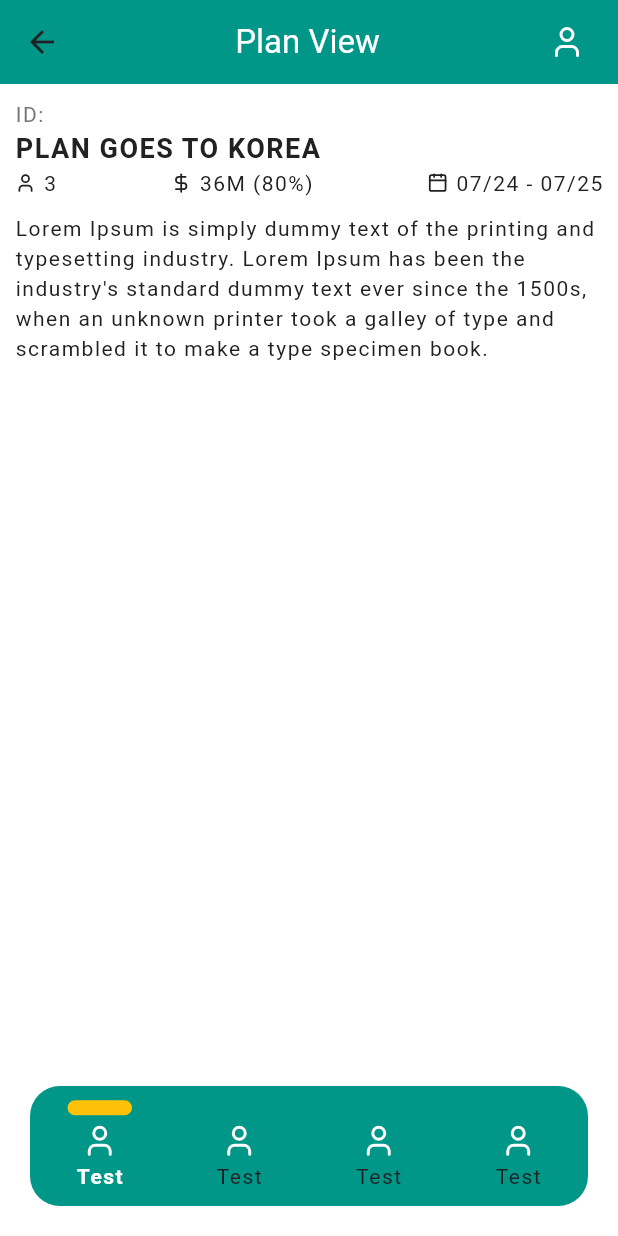
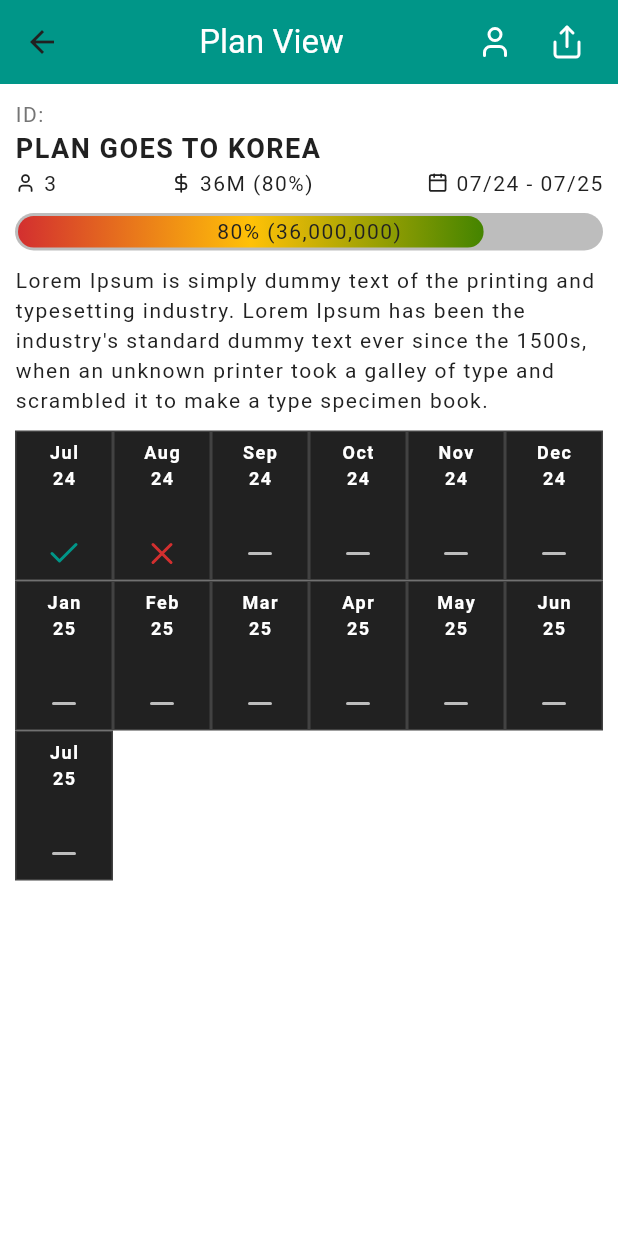
Before and after one commit to billyinferno/simple_budget, a Flutter app: the PlanViewPage screen opened directly with empty values, on a phone screen of 412 x 824 dp. Run offline on Flutter 3.47's test engine with Material 3 defaults, Android fonts, the phone set to English and light mode, and no system bars; our stand-ins replace flutter_dotenv, flutter_lucide, flutter_secure_storage, go_router, hive_flutter, logger; missing offline and left inert: super_clipboard; accounts and stored records are empty; Roboto replaces fonts that are missing (--apple-system).

Commit message:
Continue the plan view design, and rename the plan add and plan edit into plan item as we will access add/edit/delete in single page instead separate.

```diff
--- a/lib/globals.dart
+++ b/lib/globals.dart
@@ -1,8 +1,13 @@
 import 'package:flutter_dotenv/flutter_dotenv.dart';
+import 'package:intl/intl.dart';
 
 class Globals {
   static String apiURL = (dotenv.env['API_URL'] ?? 'http://192.168.1.176:1337/');
   static int apiTimeOut = 30;
 
   static String appVersion = (dotenv.env['APP_VERSION'] ?? '0.0.1');
+  static DateFormat dfYYMM = DateFormat('yy/MM');
+  static DateFormat dfMon = DateFormat('MMM');
+  static DateFormat dfYY = DateFormat('yy');
+  static DateFormat dfyyyyMMdd = DateFormat('yyyy-MM-dd');
 }
--- a/lib/pages/plan/plan_add.dart
+++ /dev/null
@@ -1,15 +0,0 @@
-import 'package:flutter/material.dart';
-
-class PlanAddPage extends StatefulWidget {
-  const PlanAddPage({super.key});
-
-  @override
-  State<PlanAddPage> createState() => _PlanAddPageState();
-}
-
-class _PlanAddPageState extends State<PlanAddPage> {
-  @override
-  Widget build(BuildContext context) {
-    return const Placeholder();
-  }
-}
--- a/lib/pages/plan/plan_edit.dart
+++ /dev/null
@@ -1,15 +0,0 @@
-import 'package:flutter/material.dart';
-
-class PlanEditPage extends StatefulWidget {
-  const PlanEditPage({super.key});
-
-  @override
-  State<PlanEditPage> createState() => _PlanEditPageState();
-}
-
-class _PlanEditPageState extends State<PlanEditPage> {
-  @override
-  Widget build(BuildContext context) {
-    return const Placeholder();
-  }
-}
--- /dev/null
+++ b/lib/pages/plan/plan_item.dart
@@ -0,0 +1,15 @@
+import 'package:flutter/material.dart';
+
+class PlanItemPage extends StatefulWidget {
+  const PlanItemPage({super.key});
+
+  @override
+  State<PlanItemPage> createState() => _PlanItemPageState();
+}
+
+class _PlanItemPageState extends State<PlanItemPage> {
+  @override
+  Widget build(BuildContext context) {
+    return const Placeholder();
+  }
+}
--- a/lib/pages/plan/plan_view.dart
+++ b/lib/pages/plan/plan_view.dart
@@ -2,6 +2,7 @@ import 'package:flutter/material.dart';
 import 'package:flutter_lucide/flutter_lucide.dart';
 import 'package:go_router/go_router.dart';
 import 'package:simple_budget/_index.g.dart';
+import 'package:simple_budget/widgets/input/my_month_calendar.dart';
 
 class PlanViewPage extends StatefulWidget {
   final Object uid;
@@ -16,50 +17,11 @@ class PlanViewPage extends StatefulWidget {
 
 class _PlanViewPageState extends State<PlanViewPage> {
   late String _planUid;
-  late List<MyBottomNavigationItem> _item;
 
   @override
   void initState() {
     // get the dashboard UID
     _planUid = widget.uid as String;
-
-    //TODO: bottom bar shouldn't be here this is just to mock up
-    _item = [
-      const MyBottomNavigationItem(
-        icon: Icon(
-          LucideIcons.user,
-          color: Colors.white,
-        ),
-        text: Text(
-          "Test",
-          style: TextStyle(
-            color: Colors.white,
-            fontWeight: FontWeight.bold,
-          ),
-        )
-      ),
-      const MyBottomNavigationItem(
-        icon: Icon(
-          LucideIcons.user,
-          color: Colors.white,
-        ),
-        text: Text("Test")
-      ),
-      const MyBottomNavigationItem(
-        icon: Icon(
-          LucideIcons.user,
-          color: Colors.white,
-        ),
-        text: Text("Test")
-      ),
-      const MyBottomNavigationItem(
-        icon: Icon(
-          LucideIcons.user,
-          color: Colors.white,
-        ),
-        text: Text("Test")
-      ),
-    ];
 
     super.initState();
   }
@@ -78,13 +40,14 @@ class _PlanViewPageState extends State<PlanViewPage> {
         ),
         actions: _actionAppBar(),
       ),
-      bottomNavigationBar: MyBottomNavigationBar(
-        item: _item,
-        onTap: (value) {
-          debugPrint("Value clicked $value");
+      body: MyBody(
+        child: RefreshIndicator(
+          color: MyColor.primaryColorDark,
+          backgroundColor: MyColor.backgroundColor,
+          onRefresh: () async {
+            //TODO: refresh
+            debugPrint("Refresh!");
           },
-      ),
-      body: MyBody(
           child: SingleChildScrollView(
             physics: const AlwaysScrollableScrollPhysics(),
             child: Column(
@@ -115,8 +78,66 @@ class _PlanViewPageState extends State<PlanViewPage> {
                   ],
                 ),
                 const SizedBox(height: 10,),
-              Text("Lorem Ipsum is simply dummy text of the printing and typesetting industry. Lorem Ipsum has been the industry's standard dummy text ever since the 1500s, when an unknown printer took a galley of type and scrambled it to make a type specimen book.")
+                Container(
+                  height: 25,
+                  width: double.infinity,
+                  padding: const EdgeInsets.all(2),
+                  decoration: BoxDecoration(
+                    color: MyColor.backgroundColorDark,
+                    borderRadius: BorderRadius.circular(20)
+                  ),
+                  child: Stack(
+                    children: <Widget>[
+                      Row(
+                        crossAxisAlignment: CrossAxisAlignment.start,
+                        mainAxisAlignment: MainAxisAlignment.start,
+                        children: <Widget>[
+                          Expanded(
+                            flex: 80,
+                            child: Container(
+                              decoration: BoxDecoration(
+                                gradient: LinearGradient(
+                                  colors: [
+                                    MyColor.errorColor,
+                                    MyColor.warningColor,
+                                    MyColor.successColor,
+                                  ]
+                                ),
+                                borderRadius: BorderRadius.circular(20)
+                              ),
+                            ),
+                          ),
+                          Expanded(
+                            flex: 20,
+                            child: const SizedBox(),
+                          ),
                         ],
+                      ),
+                      Center(
+                        child: Text("80% (36,000,000)"),
+                      ),
+                    ],
+                  ),
+                ),
+                const SizedBox(height: 10,),
+                Text("Lorem Ipsum is simply dummy text of the printing and typesetting industry. Lorem Ipsum has been the industry's standard dummy text ever since the 1500s, when an unknown printer took a galley of type and scrambled it to make a type specimen book."),
+                const SizedBox(height: 10,),
+                MyMonthCalendar(
+                  startDate: DateTime(2024, 7, 1),
+                  endDate: DateTime(2025, 7, 1),
+                  payment: {
+                    DateTime(2024,7,1):true,
+                    DateTime(2024,8,1):false,
+                  },
+                  onTap: (date) {
+                    //TODO: show the modal bottom sheet to add the data
+                  },
+                  onDoubleTap: (date) {
+                    context.go('/plan/$_planUid/item/${Globals.dfyyyyMMdd.format(date)}');
+                  },
+                ),
+              ],
+            ),
           ),
         )
       ),
@@ -139,6 +160,27 @@ class _PlanViewPageState extends State<PlanViewPage> {
       )
     );
 
+    // add the URL copy
+    ret.add(
+      IconButton(
+        onPressed: (() async {
+          await MyClipboard.copyToClipboard(
+            text: Uri.base.toString()
+          ).then((_) {
+            //TODO: to handle success with alert box showing success
+            Log.success(message: "🌍 URL copied to the clipboard");
+          }).onError((error, stackTrace) {
+            //TODO: to handle clipboard error with alert box
+            debugPrint("Got error, handle with alert box");
+          },);
+        }),
+        icon: const Icon(
+          LucideIcons.share,
+          color: MyColor.backgroundColor,
+        )
+      )
+    );
+
     ret.add(const SizedBox(width: 10,));
 
     return ret;
--- a/lib/router.dart
+++ b/lib/router.dart
@@ -64,15 +64,10 @@ class _RouterPageState extends State<RouterPage> {
         },
         routes: <RouteBase>[
           GoRoute(
-            path: 'add',
+            path: 'item/:date',
             builder: (context, state) {
-              return const PlanAddPage();
-            },
-          ),
-          GoRoute(
-            path: 'edit',
-            builder: (context, state) {
-              return const PlanEditPage();
+              final String date = (state.pathParameters["date"] ?? '');
+              return const PlanItemPage();
             },
           ),
         ],
--- a/lib/themes/colors.dart
+++ b/lib/themes/colors.dart
@@ -11,4 +11,5 @@ class MyColor {
   static const Color accentColor = Color(0xFF00BCD4);
   static const Color errorColor = Color(0xFFD32F2F);
   static const Color warningColor = Color(0xFFFFC107);
+  static const Color successColor = Color(0xFF448400);
 }
--- /dev/null
+++ b/lib/utils/date_utils.dart
@@ -0,0 +1,21 @@
+class MyDateUtils {
+  static int monthDifference({
+    required DateTime startDate,
+    required DateTime endDate
+  }) {
+    // ensure start date is before end date
+    assert(startDate.isBefore(endDate));
+
+    // generate the loop date
+    DateTime loopDate = DateTime(startDate.year, startDate.month, 1);
+    DateTime loopEndDate = DateTime(endDate.year, (endDate.month + 1), 1);
+    int monthDiff = 0;
+
+    while(loopDate.isBefore(loopEndDate)) {
+      monthDiff = monthDiff + 1;
+      loopDate = DateTime(startDate.year, startDate.month + monthDiff, 1);
+    }
+
+    return monthDiff;
+  }
+}
--- /dev/null
+++ b/lib/utils/my_clipboard.dart
@@ -0,0 +1,36 @@
+import 'package:simple_budget/_index.g.dart';
+import 'package:super_clipboard/super_clipboard.dart';
+
+class MyClipboard {
+  static SystemClipboard? _clipboard;
+  static DataWriterItem? _item;
+
+  static Future<void> copyToClipboard({required String text}) async {
+    // initialize clipboard if null
+    _clipboard ??= SystemClipboard.instance;
+
+    if (_clipboard != null) {
+      // we can access the clipboard, copy the text to the clipboard
+      _item ??= DataWriterItem();
+      if (_item != null) {
+        _item!.add(Formats.plainText(text));
+        await _clipboard!.write([_item!]).onError((error, stackTrace) {
+          Log.error(
+            message: 'Unable to write on the clipboard',
+            error: error,
+            stackTrace: stackTrace,
+          );
+          throw Exception('Unable to write on the clipboard');
+        },);
+      }
+      else {
+        Log.error(message: 'Unable to create item writer');
+        throw Exception('Unable to create item writer');
+      }
+    }
+    else {
+      Log.error(message: 'Error when accessing clipboard');
+      throw Exception('Error when accessing clipboard');
+    }
+  }
+}
--- /dev/null
+++ b/lib/widgets/input/my_month_calendar.dart
@@ -0,0 +1,177 @@
+import 'package:flutter/material.dart';
+import 'package:flutter_lucide/flutter_lucide.dart';
+import 'package:simple_budget/_index.g.dart';
+
+class MyMonthCalendar extends StatelessWidget {
+  final DateTime startDate;
+  final DateTime endDate;
+  final Map<DateTime, bool> payment;
+  final Function(DateTime)? onTap;
+  final Function(DateTime)? onDoubleTap;
+  const MyMonthCalendar({
+    super.key,
+    required this.startDate,
+    required this.endDate,
+    required this.payment,
+    this.onTap,
+    this.onDoubleTap,
+  });
+
+  @override
+  Widget build(BuildContext context) {
+    // get the total month
+    int totalMonth = MyDateUtils.monthDifference(
+      startDate: DateTime(startDate.year, startDate.month, 1),
+      endDate: DateTime(endDate.year, endDate.month, 1),
+    );
+
+    // now get how many column we need to generate
+    int totalColumn = (totalMonth ~/ 6);
+    if ((totalColumn * 6) < totalMonth) {
+      totalColumn = totalColumn + 1;
+    }
+
+    return Column(
+      crossAxisAlignment: CrossAxisAlignment.start,
+      mainAxisAlignment: MainAxisAlignment.start,
+      children: _generateColumn(
+        totalColumn: totalColumn,
+        totalMonth: totalMonth
+      ),
+    );
+  }
+
+  List<Widget> _generateColumn({
+    required int totalColumn,
+    required int totalMonth
+  }) {
+    List<Widget> returnWidget = [];
+
+    for(int i=0; i<totalColumn; i++) {
+      returnWidget.add(
+        _rowMonth(
+          num: i,
+          startDate: DateTime(startDate.year, startDate.month, 1),
+          maxNum: totalMonth
+        )
+      );
+    }
+
+    return returnWidget;
+  }
+
+  Widget _rowMonth({
+    required int num,
+    required DateTime startDate,
+    required int maxNum,
+  }) {
+    return Row(
+      crossAxisAlignment: CrossAxisAlignment.start,
+      mainAxisAlignment: MainAxisAlignment.start,
+      children: List<Widget>.generate(6, (index) {
+        int calcNum = ((num * 6) + index);
+
+        // check if calcNum is more than the total month or not?
+        if (calcNum > (maxNum - 1)) {
+          return const Expanded(child: SizedBox.shrink());
+        }
+
+        // calcNum is below total month, so we can calculate the date
+        DateTime calcDate = DateTime(
+          startDate.year,
+          startDate.month + calcNum,
+          1
+        );
+
+        // generate the item month
+        return _itemMonth(
+          date: calcDate,
+          paid: (payment[calcDate] ?? false)
+        );
+      },),
+    );
+  }
+
+  Widget _itemMonth({
+    required DateTime date,
+    required bool paid
+  }) {
+    Icon currentIcon;
+
+    // check if the date is more than today date?
+    if (date.isAfter(DateTime.now())) {
+      currentIcon = const Icon(
+        LucideIcons.minus,
+        color: MyColor.backgroundColorDark,
+      );
+    }
+    else {
+      // check if already paid or not?
+      if (paid) {
+        currentIcon = const Icon(
+          LucideIcons.check,
+          color: MyColor.primaryColor,
+        );
+      }
+      else {
+        currentIcon = const Icon(
+          LucideIcons.x,
+          color: MyColor.errorColor,
+        );
+      }
+    }
+
+    // check
+    return Expanded(
+      child: InkWell(
+        highlightColor: MyColor.backgroundColorDark,
+        onTap: (() {
+          if (onTap != null) {
+            onTap!(date);
+          }
+        }),
+        onDoubleTap: (() {
+          if (onDoubleTap != null) {
+            onDoubleTap!(date);
+          }
+        }),
+        child: Container(
+          height: 100,
+          padding: const EdgeInsets.all(5),
+          decoration: BoxDecoration(
+            color: Colors.grey[900],
+            border: Border.all(
+              color: Colors.grey[800]!,
+              style: BorderStyle.solid,
+              width: 1.0,
+            )
+          ),
+          child: Column(
+            crossAxisAlignment: CrossAxisAlignment.center,
+            mainAxisAlignment: MainAxisAlignment.start,
+            children: <Widget>[
+              Text(
+                Globals.dfMon.format(date),
+                style: const TextStyle(
+                  color: Colors.white,
+                  fontSize: 12,
+                  fontWeight: FontWeight.bold,
+                ),
+              ),
+              Text(
+                Globals.dfYY.format(date),
+                style: const TextStyle(
+                  color: Colors.white,
+                  fontSize: 12,
+                  fontWeight: FontWeight.bold,
+                ),
+              ),
+              const Expanded(child: SizedBox.shrink()),
+              currentIcon,
+            ],
+          ),
+        ),
+      ),
+    );
+  }
+}
--- a/lib/widgets/screen/my_body.dart
+++ b/lib/widgets/screen/my_body.dart
@@ -11,10 +11,18 @@ class MyBody extends StatelessWidget {
 
   @override
   Widget build(BuildContext context) {
-    return Container(
-      width: double.infinity,
-      padding: (padding ?? const EdgeInsets.fromLTRB(10, 0, 10, 80)),
-      child: child,
+    return Column(
+      crossAxisAlignment: CrossAxisAlignment.start,
+      mainAxisAlignment: MainAxisAlignment.start,
+      children: <Widget>[
+        Expanded(
+          child: Container(
+            width: double.infinity,
+            padding: (padding ?? const EdgeInsets.fromLTRB(10, 0, 10, 80)),
+            child: child,
+          ),
+        ),
+      ],
     );
   }
 }
```
Also changed, not shown: lib/pages/_index.g.dart, lib/utils/_index.g.dart. Lines whose indentation alone changed are shown as unchanged.
